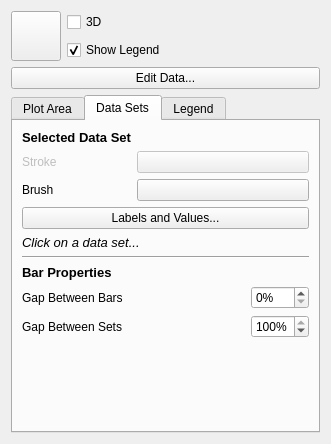
First picture: the form in kchart/shape/ChartConfigWidget.ui, repository KDE/koffice-chartingshape, before the edit.
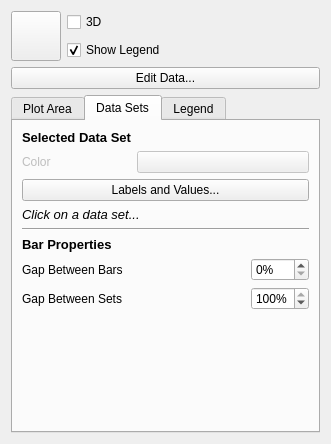
Second picture: the form after the edit. The open tabs and pages were chosen to show the change. Icons and pictures are not drawn. Custom widgets are drawn as their Qt base class.

Commit message: Dataset color chooser now works. Also, bar-chart-specific properties are now hidden for non-bar charts.

The edit to the form file:
```diff
--- a/kchart/shape/ChartConfigWidget.ui
+++ b/kchart/shape/ChartConfigWidget.ui
@@ -209,7 +209,7 @@
           <bool>false</bool>
          </property>
          <property name="text" >
-          <string>Stroke</string>
+          <string>Color</string>
          </property>
         </widget>
        </item>
@@ -220,17 +220,7 @@
          </property>
         </widget>
        </item>
-       <item row="2" column="0" >
-        <widget class="QLabel" name="label_7" >
-         <property name="text" >
-          <string>Brush</string>
-         </property>
-        </widget>
-       </item>
-       <item row="2" column="1" colspan="2" >
-        <widget class="KColorButton" name="kcolorbutton" />
-       </item>
-       <item row="3" column="0" colspan="3" >
+       <item row="2" column="0" colspan="3" >
         <widget class="QPushButton" name="pushButton" >
          <property name="sizePolicy" >
           <sizepolicy vsizetype="Minimum" hsizetype="Minimum" >
@@ -243,7 +233,7 @@
          </property>
         </widget>
        </item>
-       <item row="4" column="0" colspan="2" >
+       <item row="3" column="0" colspan="2" >
         <widget class="QLabel" name="selectDatasetNote" >
          <property name="text" >
           <string>&lt;html>&lt;head>&lt;meta name="qrichtext" content="1" />&lt;style type="text/css">
@@ -253,15 +243,15 @@
          </property>
         </widget>
        </item>
+       <item row="4" column="0" colspan="3" >
+        <widget class="Line" name="propertiesSeparator" >
+         <property name="orientation" >
+          <enum>Qt::Horizontal</enum>
+         </property>
+        </widget>
+       </item>
        <item row="5" column="0" colspan="3" >
-        <widget class="Line" name="line_3" >
-         <property name="orientation" >
-          <enum>Qt::Horizontal</enum>
-         </property>
-        </widget>
-       </item>
-       <item row="6" column="0" colspan="3" >
-        <widget class="QLabel" name="label_10" >
+        <widget class="QLabel" name="barPropertiesLabel" >
          <property name="text" >
           <string>&lt;html>&lt;head>&lt;meta name="qrichtext" content="1" />&lt;style type="text/css">
 p, li { white-space: pre-wrap; }
@@ -270,14 +260,14 @@
          </property>
         </widget>
        </item>
-       <item row="7" column="0" colspan="2" >
-        <widget class="QLabel" name="label_4" >
+       <item row="6" column="0" colspan="2" >
+        <widget class="QLabel" name="gapBetweenBarsLabel" >
          <property name="text" >
           <string>Gap Between Bars</string>
          </property>
         </widget>
        </item>
-       <item row="7" column="2" >
+       <item row="6" column="2" >
         <widget class="QSpinBox" name="gapBetweenBars" >
          <property name="sizePolicy" >
           <sizepolicy vsizetype="Fixed" hsizetype="Fixed" >
@@ -293,14 +283,14 @@
          </property>
         </widget>
        </item>
-       <item row="8" column="0" colspan="2" >
-        <widget class="QLabel" name="label_5" >
+       <item row="7" column="0" colspan="2" >
+        <widget class="QLabel" name="gapBetweenSetsLabel" >
          <property name="text" >
           <string>Gap Between Sets</string>
          </property>
         </widget>
        </item>
-       <item row="8" column="2" >
+       <item row="7" column="2" >
         <widget class="QSpinBox" name="gapBetweenSets" >
          <property name="suffix" >
           <string>%</string>
@@ -313,7 +303,7 @@
          </property>
         </widget>
        </item>
-       <item row="9" column="0" >
+       <item row="8" column="0" >
         <spacer>
          <property name="orientation" >
           <enum>Qt::Vertical</enum>
```
Left out of the diff: 2 changed lines with no effect on the pictures. The commit also changes 3 other files.
